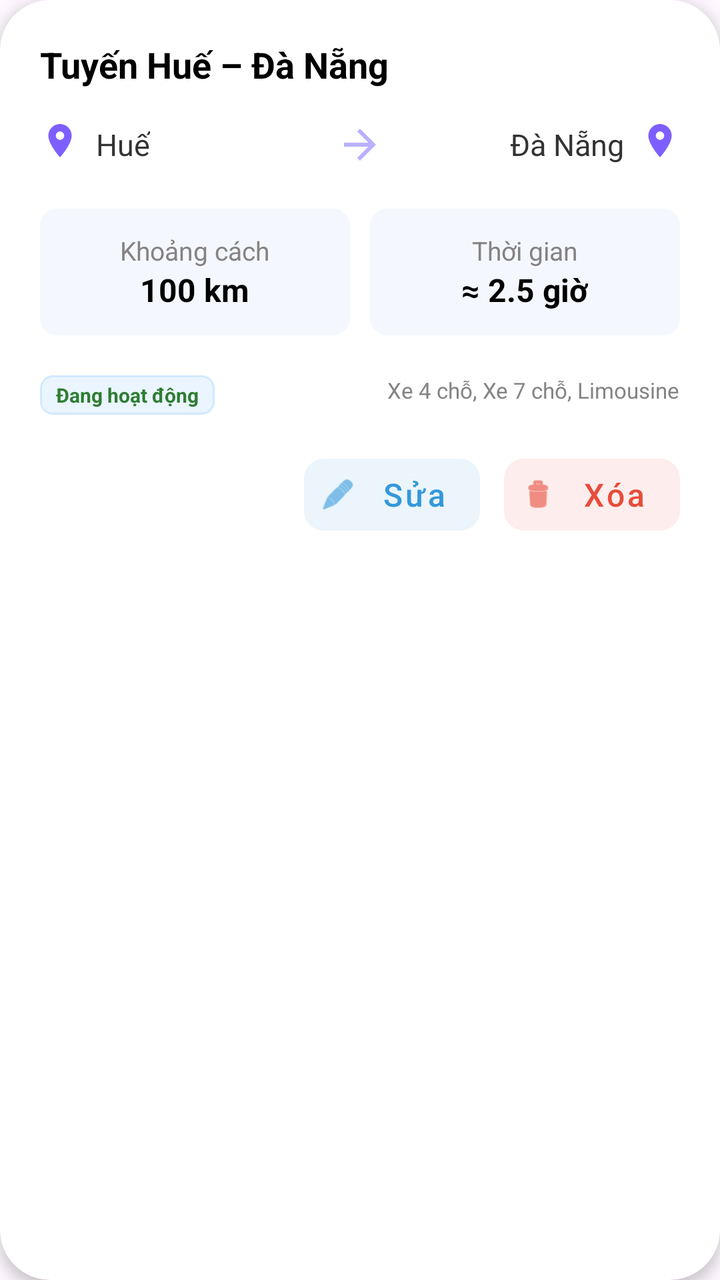
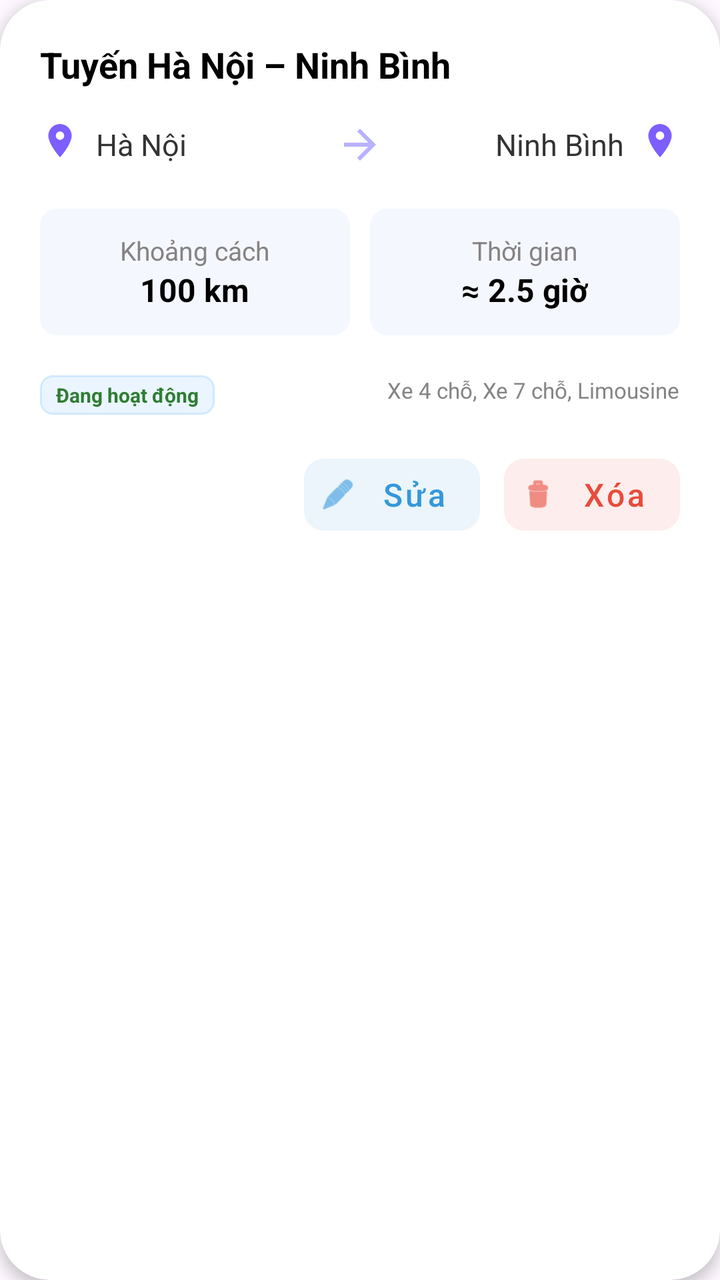

An Android layout rendered at two revisions. The XML below is the earlier revision; the diff shows what the commit changed to produce the second picture.
<!-- AndroidManifest.xml: application theme Theme.VeXeApp -->
<!-- res/layout/item_route.xml -->
<?xml version="1.0" encoding="utf-8"?>
<androidx.cardview.widget.CardView xmlns:android="http://schemas.android.com/apk/res/android"
    xmlns:app="http://schemas.android.com/apk/res-auto"
    android:layout_width="match_parent"
    android:layout_height="wrap_content"
    android:layout_marginHorizontal="16dp"
    android:layout_marginVertical="8dp"
    app:cardCornerRadius="25dp"
    app:cardElevation="4dp">

    <LinearLayout
        android:layout_width="match_parent"
        android:layout_height="wrap_content"
        android:orientation="vertical"
        android:padding="20dp">

        
        <TextView
            android:id="@+id/tvRouteName"
            android:layout_width="wrap_content"
            android:layout_height="wrap_content"
            android:text="Tuyến Huế – Đà Nẵng"
            android:textColor="#000000"
            android:textSize="18sp"
            android:textStyle="bold" />

        
        <RelativeLayout
            android:layout_width="match_parent"
            android:layout_height="wrap_content"
            android:layout_marginTop="16dp">

            <ImageView
                android:id="@+id/icStart"
                android:layout_width="20dp"
                android:layout_height="20dp"
                android:src="@drawable/ic_location_pin" />

            <TextView
                android:id="@+id/tvStartPoint"
                android:layout_width="wrap_content"
                android:layout_height="wrap_content"
                android:layout_centerVertical="true"
                android:layout_marginStart="8dp"
                android:layout_toEndOf="@id/icStart"
                android:text="Huế"
                android:textColor="#333333"
                android:textSize="15sp" />

            <ImageView
                android:id="@+id/ivArrow"
                android:layout_width="24dp"
                android:layout_height="24dp"
                android:layout_centerInParent="true"
                android:src="@drawable/ic_arrow_forward" />

            <TextView
                android:id="@+id/tvEndPoint"
                android:layout_width="wrap_content"
                android:layout_height="wrap_content"
                android:layout_centerVertical="true"
                android:layout_marginEnd="8dp"
                android:layout_toStartOf="@id/icEnd"
                android:text="Đà Nẵng"
                android:textColor="#333333"
                android:textSize="15sp" />

            <ImageView
                android:id="@+id/icEnd"
                android:layout_width="20dp"
                android:layout_height="20dp"
                android:layout_alignParentEnd="true"
                android:src="@drawable/ic_location_pin" />
        </RelativeLayout>

        
        <LinearLayout
            android:layout_width="match_parent"
            android:layout_height="wrap_content"
            android:layout_marginTop="20dp"
            android:orientation="horizontal">

            <LinearLayout
                android:layout_width="0dp"
                android:layout_height="wrap_content"
                android:layout_weight="1"
                android:background="@drawable/bg_input_white"
                android:backgroundTint="#F5F7FF"
                android:gravity="center"
                android:orientation="vertical"
                android:paddingVertical="12dp"
                android:layout_marginEnd="10dp">
                <TextView android:layout_width="wrap_content" android:layout_height="wrap_content" android:text="Khoảng cách" android:textSize="13sp" android:textColor="#858383"/>
                <TextView android:id="@+id/tvDistance" android:layout_width="wrap_content" android:layout_height="wrap_content" android:text="100 km" android:textStyle="bold" android:textColor="#000000" android:textSize="16sp"/>
            </LinearLayout>

            <LinearLayout
                android:layout_width="0dp"
                android:layout_height="wrap_content"
                android:layout_weight="1"
                android:background="@drawable/bg_input_white"
                android:backgroundTint="#F5F7FF"
                android:gravity="center"
                android:orientation="vertical"
                android:paddingVertical="12dp">
                <TextView android:layout_width="wrap_content" android:layout_height="wrap_content" android:text="Thời gian" android:textSize="13sp" android:textColor="#858383"/>
                <TextView android:id="@+id/tvTime" android:layout_width="wrap_content" android:layout_height="wrap_content" android:text="≈ 2.5 giờ" android:textStyle="bold" android:textColor="#000000" android:textSize="16sp"/>
            </LinearLayout>
        </LinearLayout>

        
        <RelativeLayout
            android:layout_width="match_parent"
            android:layout_height="wrap_content"
            android:layout_marginTop="20dp"
            android:gravity="center_vertical">

            <TextView
                android:id="@+id/tvStatus"
                android:layout_width="wrap_content"
                android:layout_height="wrap_content"
                android:paddingHorizontal="8dp"
                android:paddingVertical="3dp"
                android:text="Đang hoạt động"
                android:textColor="#2E7D32"
                android:textSize="10sp"
                android:textStyle="bold"
                android:background="@drawable/bg_shift_item" />

            <TextView
                android:layout_width="wrap_content"
                android:layout_height="wrap_content"
                android:layout_alignParentEnd="true"
                android:text="Xe 4 chỗ, Xe 7 chỗ, Limousine"
                android:textColor="#858383"
                android:textSize="11sp" />
        </RelativeLayout>

        
        <LinearLayout
            android:layout_width="wrap_content"
            android:layout_height="wrap_content"
            android:layout_gravity="end"
            android:layout_marginTop="16dp"
            android:orientation="horizontal">

            <com.google.android.material.button.MaterialButton
                android:id="@+id/btnEditRoute"
                style="@style/Widget.MaterialComponents.Button.TextButton"
                android:layout_width="wrap_content"
                android:layout_height="wrap_content"
                android:text="Sửa"
                android:textAllCaps="false"
                android:textColor="#3498DB"
                android:textSize="16sp"
                app:icon="@android:drawable/ic_menu_edit"
                app:iconSize="18dp"
                app:iconTint="#3498DB"
                app:backgroundTint="#EBF5FB"
                app:cornerRadius="10dp"
                android:layout_marginEnd="12dp"/>

            <com.google.android.material.button.MaterialButton
                android:id="@+id/btnDeleteRoute"
                style="@style/Widget.MaterialComponents.Button.TextButton"
                android:layout_width="wrap_content"
                android:layout_height="wrap_content"
                android:text="Xóa"
                android:textAllCaps="false"
                android:textColor="#E74C3C"
                android:textSize="16sp"
                app:icon="@android:drawable/ic_menu_delete"
                app:iconSize="18dp"
                app:iconTint="#E74C3C"
                app:backgroundTint="#FDEDEC"
                app:cornerRadius="10dp" />
        </LinearLayout>
    </LinearLayout>
</androidx.cardview.widget.CardView>
<!-- resources referenced by this layout -->
<resources>
  <!-- drawable bg_input_white (drawable) -->
  <?xml version="1.0" encoding="utf-8"?>
  <shape xmlns:android="http://schemas.android.com/apk/res/android">
      <solid android:color="#FFFFFF" />
      <corners android:radius="8dp" />
      <stroke android:width="1dp" android:color="#DDDDDD" />
  </shape>
  <!-- drawable bg_shift_item (drawable) -->
  <?xml version="1.0" encoding="utf-8"?>
  <shape xmlns:android="http://schemas.android.com/apk/res/android">
      <solid android:color="#EBF5FF" />
      <corners android:radius="6dp" />
      <stroke android:width="1dp" android:color="#D1E9FF" />
  </shape>
  <!-- drawable ic_arrow_forward (drawable) -->
  <vector xmlns:android="http://schemas.android.com/apk/res/android"
      android:width="24dp"
      android:height="24dp"
      android:viewportWidth="24"
      android:viewportHeight="24">
      <path
          android:fillColor="#B8B1FF"
          android:pathData="M12,4l-1.41,1.41L16.17,11H4v2h12.17l-5.58,5.59L12,20l8,-8z" />
  </vector>
  <!-- drawable ic_location_pin (drawable) -->
  <vector xmlns:android="http://schemas.android.com/apk/res/android"
      android:width="24dp"
      android:height="24dp"
      android:viewportWidth="24"
      android:viewportHeight="24">
      <path
          android:fillColor="#7D5FFF"
          android:pathData="M12,2C8.13,2 5,5.13 5,9c0,5.25 7,13 7,13s7,-7.75 7,-13c0,-3.87 -3.13,-7 -7,-7zM12,11.5c-1.38,0 -2.5,-1.12 -2.5,-2.5s1.12,-2.5 2.5,-2.5 2.5,1.12 2.5,2.5 -1.12,2.5 -2.5,2.5z" />
  </vector>
  <style name="Theme.VeXeApp" parent="Base.Theme.VeXeApp" />
  <style name="Base.Theme.VeXeApp" parent="Theme.Material3.DayNight.NoActionBar">
          
      </style>
</resources>

<!-- the commit's change to res/layout/item_route.xml (unified diff, before → after) -->
@@ -19,7 +19,7 @@
             android:id="@+id/tvRouteName"
             android:layout_width="wrap_content"
             android:layout_height="wrap_content"
-            android:text="Tuyến Huế – Đà Nẵng"
+            android:text="Tuyến Hà Nội – Ninh Bình"
             android:textColor="#000000"
             android:textSize="18sp"
             android:textStyle="bold" />
@@ -43,7 +43,7 @@
                 android:layout_centerVertical="true"
                 android:layout_marginStart="8dp"
                 android:layout_toEndOf="@id/icStart"
-                android:text="Huế"
+                android:text="Hà Nội"
                 android:textColor="#333333"
                 android:textSize="15sp" />
 
@@ -61,7 +61,7 @@
                 android:layout_centerVertical="true"
                 android:layout_marginEnd="8dp"
                 android:layout_toStartOf="@id/icEnd"
-                android:text="Đà Nẵng"
+                android:text="Ninh Bình"
                 android:textColor="#333333"
                 android:textSize="15sp" />
 
